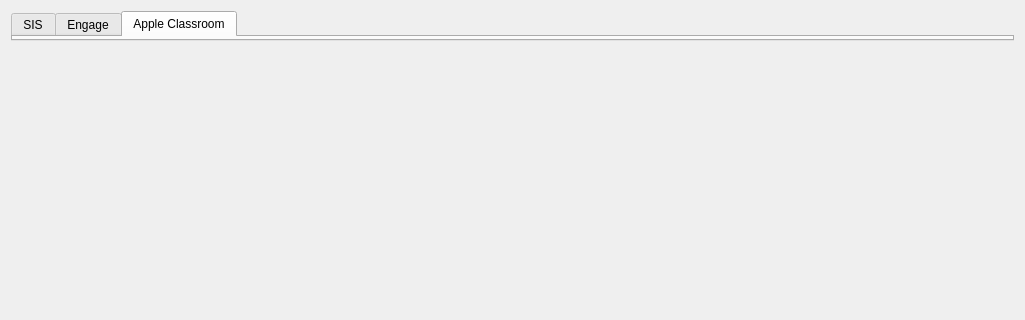
Above: FWAdminLib/Preferences/EducationPreferencesWidget.ui from fw-dev/translations before the change; both pictures show x 0 to 1025 and y 0 to 320 of the 1025 by 512 pixel window. Below: the same form after it.
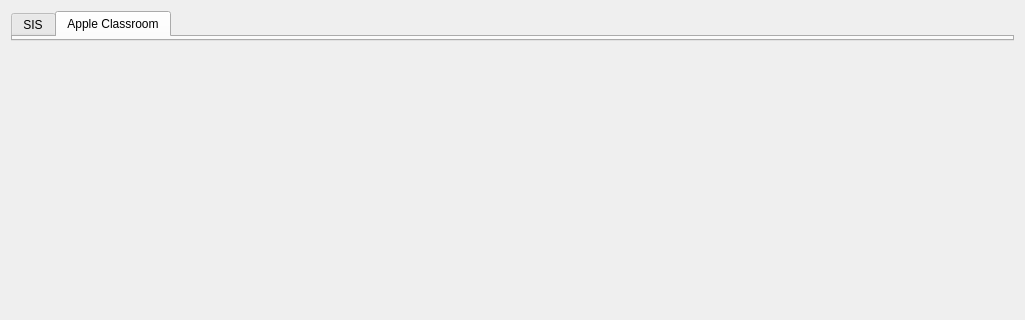
That is the form after the change. The open tabs and pages were chosen to show the change. Custom widgets are drawn as their Qt base class.

The edit to the form file:
```diff
--- a/FWAdminLib/Preferences/EducationPreferencesWidget.ui
+++ b/FWAdminLib/Preferences/EducationPreferencesWidget.ui
@@ -30,11 +30,6 @@
        <string>SIS</string>
       </attribute>
      </widget>
-     <widget class="EngagePreferencesWidget" name="engageTab">
-      <attribute name="title">
-       <string>Engage</string>
-      </attribute>
-     </widget>
      <widget class="ClassroomPreferencesWidget" name="classroomTab">
       <attribute name="title">
        <string>Apple Classroom</string>
@@ -58,12 +53,6 @@
   </layout>
  </widget>
  <customwidgets>
-  <customwidget>
-   <class>EngagePreferencesWidget</class>
-   <extends>QWidget</extends>
-   <header>FWAdminLib/Preferences/EngagePreferencesWidget.h</header>
-   <container>1</container>
-  </customwidget>
   <customwidget>
    <class>ClassroomPreferencesWidget</class>
    <extends>QWidget</extends>
```
Left out of the diff: 2 changed lines with no effect on the pictures.
